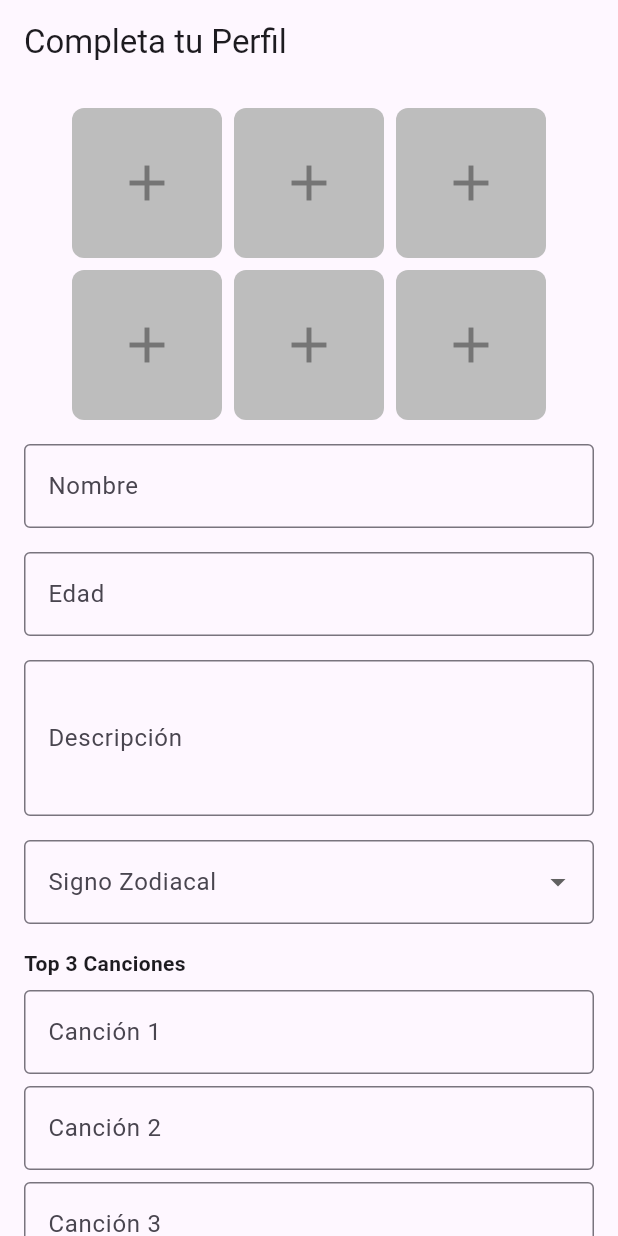
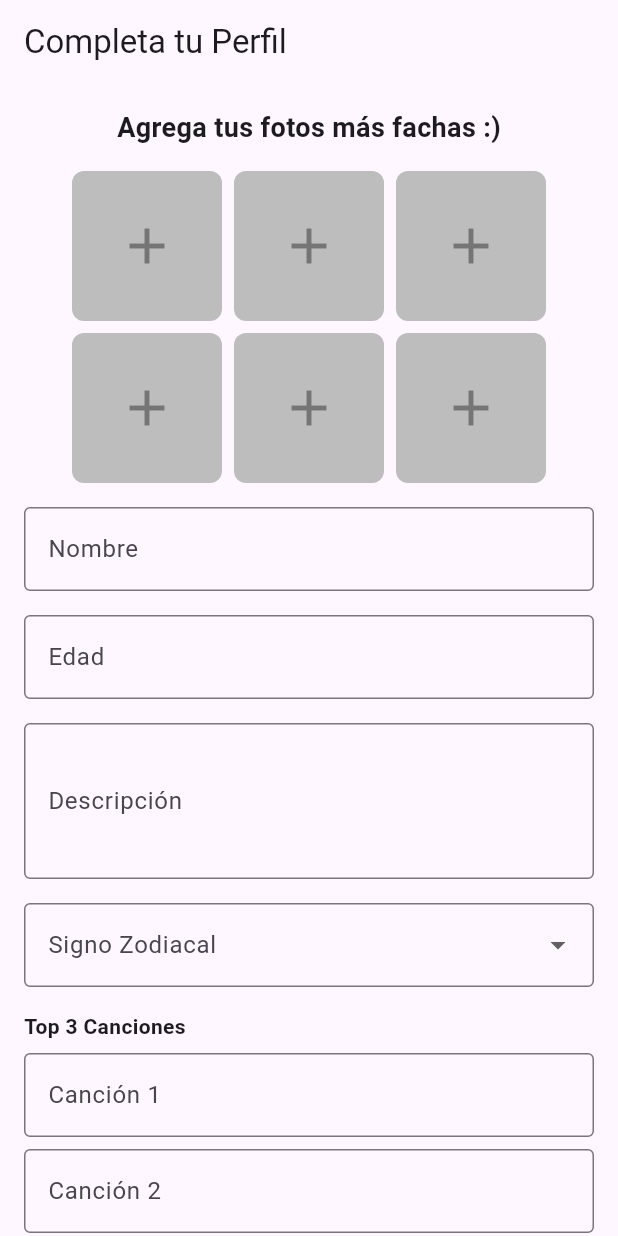
Before and after one commit to JuliLaterza/juvuit_flutter, a Flutter app: the CompleteProfileScreen screen opened directly, on a phone screen of 412 x 824 dp. Run offline on Flutter 3.47's test engine with Material 3 defaults, Android fonts, the light colour scheme and no system bars; our stand-ins replace firebase_auth, firebase_core, font_awesome_flutter, image_picker; accounts and stored records are empty.

Commit message:
update complete profile

```diff
--- a/lib/features/auth/presentation/screens/complete_profile_screen.dart
+++ b/lib/features/auth/presentation/screens/complete_profile_screen.dart
@@ -53,6 +53,14 @@ class _CompleteProfileScreenState extends State<CompleteProfileScreen> {
         child: SafeArea(
           child: Column(
             children: [
+              const Text(
+                'Agrega tus fotos más fachas :)',
+                style: TextStyle(
+                  fontSize: 18,
+                  fontWeight: FontWeight.bold,
+                ),
+              ),
+              const SizedBox(height: 16),
               ImagePickerGrid(
                 images: _images,
                 onPickImage: _pickImage,
--- a/lib/features/auth/presentation/widgets/complete_profile_form.dart
+++ b/lib/features/auth/presentation/widgets/complete_profile_form.dart
@@ -1,4 +1,5 @@
 import 'package:flutter/material.dart';
+import 'package:juvuit_flutter/core/utils/colors.dart';
 
 class CompleteProfileForm extends StatefulWidget {
   final TextEditingController nameController;
@@ -49,6 +50,9 @@ class _CompleteProfileFormState extends State<CompleteProfileForm> {
           decoration: const InputDecoration(
             labelText: 'Nombre',
             border: OutlineInputBorder(),
+            focusedBorder: OutlineInputBorder(
+              borderSide: BorderSide(color: AppColors.yellow)
+            )
           ),
         ),
         const SizedBox(height: 16),
@@ -57,7 +61,12 @@ class _CompleteProfileFormState extends State<CompleteProfileForm> {
           keyboardType: TextInputType.number,
           decoration: const InputDecoration(
             labelText: 'Edad',
-            border: OutlineInputBorder(),
+            border: OutlineInputBorder(
+
+            ),
+            focusedBorder: OutlineInputBorder(
+              borderSide: BorderSide(color: AppColors.yellow)
+            )
           ),
         ),
         const SizedBox(height: 16),
@@ -66,7 +75,12 @@ class _CompleteProfileFormState extends State<CompleteProfileForm> {
           maxLines: 3,
           decoration: const InputDecoration(
             labelText: 'Descripción',
-            border: OutlineInputBorder(),
+            border: OutlineInputBorder(
+
+            ),
+            focusedBorder: OutlineInputBorder(
+              borderSide: BorderSide(color: AppColors.yellow)
+            )
           ),
         ),
         const SizedBox(height: 16),
@@ -74,7 +88,11 @@ class _CompleteProfileFormState extends State<CompleteProfileForm> {
           value: _selectedSign,
           decoration: const InputDecoration(
             labelText: 'Signo Zodiacal',
-            border: OutlineInputBorder(),
+            border: OutlineInputBorder(
+            ),
+            focusedBorder: OutlineInputBorder(
+              borderSide: BorderSide(color: AppColors.yellow)
+            )
           ),
           items: signosZodiacales.map((signoData) {
             return DropdownMenuItem<String>(
@@ -108,7 +126,12 @@ class _CompleteProfileFormState extends State<CompleteProfileForm> {
             controller: widget.songControllers[i],
             decoration: InputDecoration(
               labelText: 'Canción ${i + 1}',
-              border: const OutlineInputBorder(),
+              border: const OutlineInputBorder(
+                borderSide: BorderSide(color: AppColors.yellow),
+              ),
+              focusedBorder: const OutlineInputBorder(
+              borderSide: BorderSide(color: AppColors.yellow)
+            )
             ),
           ),
         ],
@@ -117,7 +140,12 @@ class _CompleteProfileFormState extends State<CompleteProfileForm> {
           controller: widget.drinkController,
           decoration: const InputDecoration(
             labelText: 'Trago Favorito',
-            border: OutlineInputBorder(),
+            border: OutlineInputBorder(
+              borderSide: BorderSide(color: AppColors.yellow),
+            ),
+            focusedBorder: OutlineInputBorder(
+              borderSide: BorderSide(color: AppColors.yellow)
+            )
           ),
         ),
       ],
```
